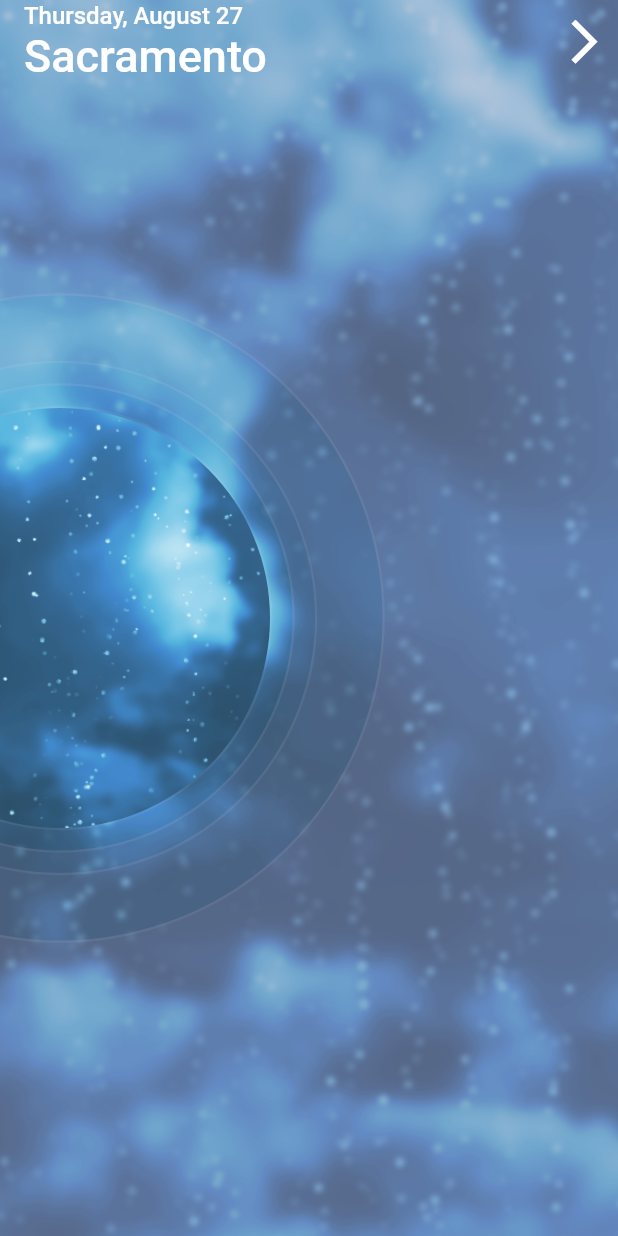
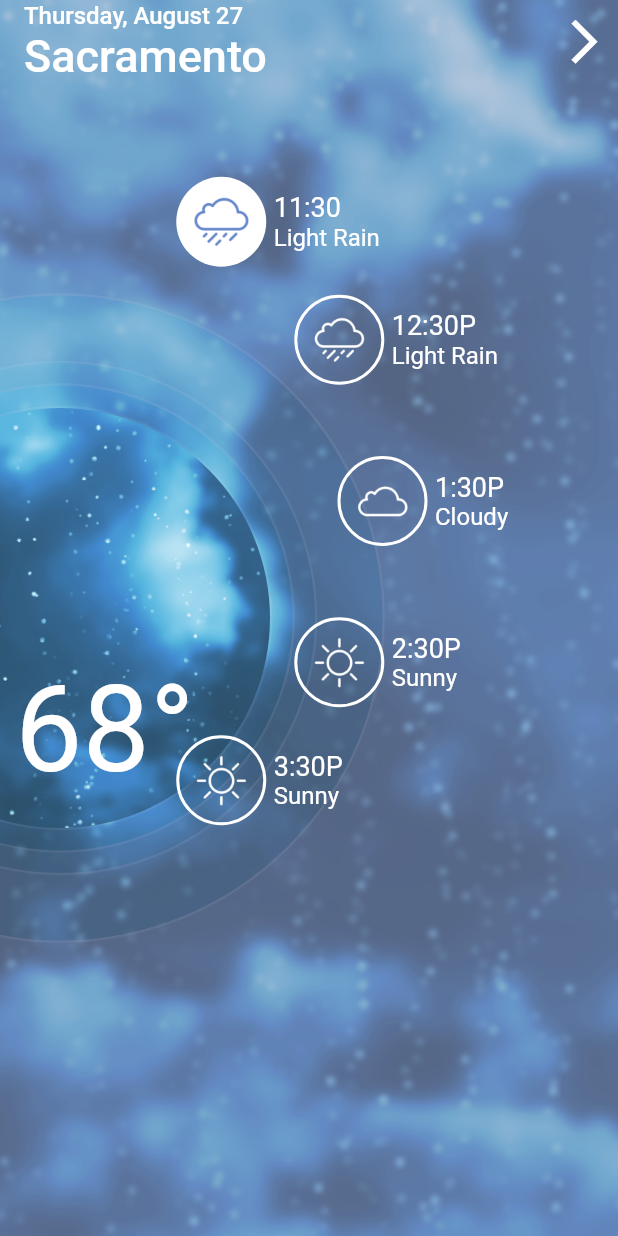
Before and after one commit to Sheikhsoft/flutter_ui_challenge_weather, a Flutter app: the screen it shows after launch, on a phone screen of 412 x 824 dp. Run offline on Flutter 3.47's test engine with Material 2 defaults, Android fonts, the phone set to English and light mode, and no system bars.

Commit message:
Implemented static radial list.

```diff
--- /dev/null
+++ b/lib/forecast/forecast.dart
@@ -0,0 +1,188 @@
+import 'dart:math';
+
+import 'package:flutter/material.dart';
+import 'package:meta/meta.dart';
+import 'package:weather/forecast/background/background_with_rings.dart';
+import 'package:weather/forecast/forecast_list.dart';
+
+class Forecast extends StatelessWidget {
+
+  List<Widget> _buildRadialMenuItems() {
+    final double firstItemAngle = -pi/3;
+    final double lastItemAngle = pi/3;
+    final double angleDiff = (lastItemAngle - firstItemAngle) / (forecastRadialList.items.length - 1);
+
+    double currAngle = firstItemAngle;
+
+    return forecastRadialList.items.map((RadialListItemViewModel viewModel) {
+      final listItem = _buildRadialMenuItem(viewModel, currAngle);
+      currAngle += angleDiff;
+      return listItem;
+    }).toList();
+  }
+
+  Widget _buildRadialMenuItem(RadialListItemViewModel viewModel, double angle) {
+    return new Transform(
+      transform: new Matrix4.translationValues(
+          40.0,
+          334.0,
+          0.0
+      ),
+      child: new RadialPosition(
+        radius: 140.0 + 75.0,
+        angle: angle,
+        child: new RadialListItem(
+          listItem: viewModel,
+        ),
+      ),
+    );
+  }
+
+  @override
+  Widget build(BuildContext context) {
+    return new Stack(
+      children: <Widget>[
+        new BackgroundWithRings(
+          rawBackground: new AssetImage('assets/weather-bk.png'),
+          frostedBackground: new AssetImage('assets/weather-bk_enlarged.png'),
+          seeThruCircleRadius: 140.0,
+          seeThruCircleOffset: const Offset(40.0, 0.0),
+        ),
+
+        new Align(
+          alignment: Alignment.centerLeft,
+          child: new Padding(
+            padding: const EdgeInsets.only(top: 150.0, left: 10.0),
+            child: new Text(
+              '68°',
+              style: new TextStyle(
+                color: Colors.white,
+                fontSize: 80.0,
+              ),
+            ),
+          ),
+        ),
+
+      ]
+      ..addAll(_buildRadialMenuItems()),
+    );
+  }
+}
+
+class RadialPosition extends StatelessWidget {
+
+  final double radius;
+  final double angle;
+  final Widget child;
+
+  RadialPosition({
+    this.radius,
+    this.angle,
+    this.child,
+  });
+
+  @override
+  Widget build(BuildContext context) {
+    final x = cos(angle) * radius;
+    final y = sin(angle) * radius;
+
+    return new Transform(
+      transform: new Matrix4.translationValues(x, y, 0.0),
+      child: child,
+    );
+  }
+}
+
+
+class RadialListItem extends StatelessWidget {
+
+  final RadialListItemViewModel listItem;
+
+  RadialListItem({
+    this.listItem,
+  });
+
+  @override
+  Widget build(BuildContext context) {
+    final circleDecoration = listItem.isSelected
+      ? new BoxDecoration(
+          shape: BoxShape.circle,
+          color: Colors.white,
+        )
+      : new BoxDecoration(
+          shape: BoxShape.circle,
+          color: Colors.transparent,
+          border: new Border.all(
+            color: Colors.white,
+            width: 2.0,
+          ),
+        );
+
+    return new Transform(
+      transform: new Matrix4.translationValues(-30.0, -30.0, 0.0),
+      child: new Row(
+        mainAxisAlignment: MainAxisAlignment.start,
+        crossAxisAlignment: CrossAxisAlignment.center,
+        children: <Widget>[
+          new Container(
+            width: 60.0,
+            height: 60.0,
+            decoration: circleDecoration,
+            child: new Padding(
+              padding: const EdgeInsets.all(7.0),
+              child: new Image(
+                image: listItem.icon,
+                color: listItem.isSelected ? const Color(0xFF6688CC) : Colors.white,
+              ),
+            )
+          ),
+          new Padding(
+            padding: const EdgeInsets.only(left: 5.0),
+            child: new Column(
+              crossAxisAlignment: CrossAxisAlignment.start,
+              mainAxisSize: MainAxisSize.min,
+              children: <Widget>[
+                new Text(
+                  listItem.title,
+                  style: new TextStyle(
+                    color: Colors.white,
+                    fontSize: 18.0,
+                  ),
+                ),
+                new Text(
+                  listItem.subtitle,
+                  style: new TextStyle(
+                    color: Colors.white,
+                    fontSize: 16.0,
+                  ),
+                ),
+              ],
+            ),
+          ),
+        ],
+      ),
+    );
+  }
+}
+
+class RadialListViewModel {
+  final List<RadialListItemViewModel> items;
+
+  RadialListViewModel({
+    this.items,
+  });
+}
+
+class RadialListItemViewModel {
+  final ImageProvider icon;
+  final String title;
+  final String subtitle;
+  final bool isSelected;
+
+  RadialListItemViewModel({
+    @required this.icon,
+    @required this.title,
+    @required this.subtitle,
+    this.isSelected = false,
+  });
+}
--- /dev/null
+++ b/lib/forecast/forecast_list.dart
@@ -0,0 +1,33 @@
+import 'package:flutter/widgets.dart';
+import 'package:weather/forecast/forecast.dart';
+
+final RadialListViewModel forecastRadialList = new RadialListViewModel(
+  items: [
+    new RadialListItemViewModel(
+      icon: new AssetImage('assets/ic_rain.png'),
+      title: '11:30',
+      subtitle: 'Light Rain',
+      isSelected: true,
+    ),
+    new RadialListItemViewModel(
+      icon: new AssetImage('assets/ic_rain.png'),
+      title: '12:30P',
+      subtitle: 'Light Rain',
+    ),
+    new RadialListItemViewModel(
+      icon: new AssetImage('assets/ic_cloudy.png'),
+      title: '1:30P',
+      subtitle: 'Cloudy',
+    ),
+    new RadialListItemViewModel(
+      icon: new AssetImage('assets/ic_sunny.png'),
+      title: '2:30P',
+      subtitle: 'Sunny',
+    ),
+    new RadialListItemViewModel(
+      icon: new AssetImage('assets/ic_sunny.png'),
+      title: '3:30P',
+      subtitle: 'Sunny',
+    ),
+  ],
+);
--- a/lib/main.dart
+++ b/lib/main.dart
@@ -2,6 +2,7 @@ import 'dart:ui';
 
 import 'package:flutter/material.dart';
 import 'package:flutter/services.dart';
+import 'package:weather/forecast/forecast.dart';
 import 'package:weather/forecast/app_bar.dart';
 import 'package:weather/forecast/background/background_with_rings.dart';
 import 'package:weather/forecast/week_drawer.dart';
@@ -52,12 +53,7 @@ class _MyHomePageState extends State<MyHomePage> with SingleTickerProviderStateM
     return new Scaffold(
       body: new Stack(
         children: <Widget>[
-          new BackgroundWithRings(
-            rawBackground: new AssetImage('assets/weather-bk.png'),
-            frostedBackground: new AssetImage('assets/weather-bk_enlarged.png'),
-            seeThruCircleRadius: 140.0,
-            seeThruCircleOffset: const Offset(40.0, 0.0),
-          ),
+          new Forecast(),
 
           // App Bar
           new Positioned(
```
